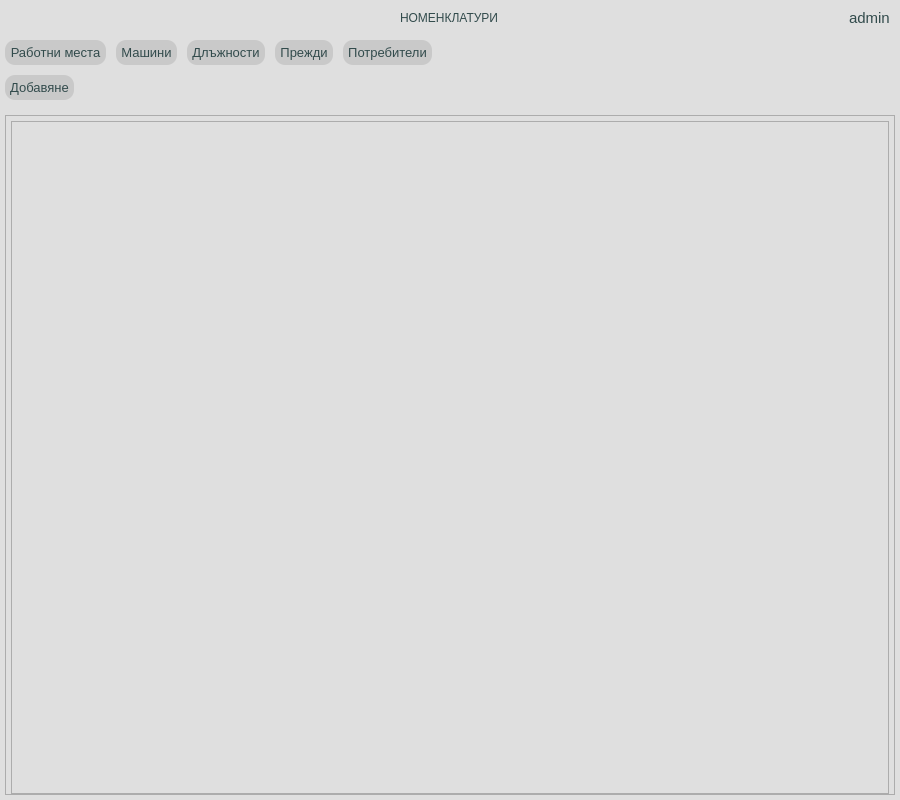
DevilPhp/WorkSalary.v01, file app/ui/widgets/customParametersWidget.ui: the form before one commit.
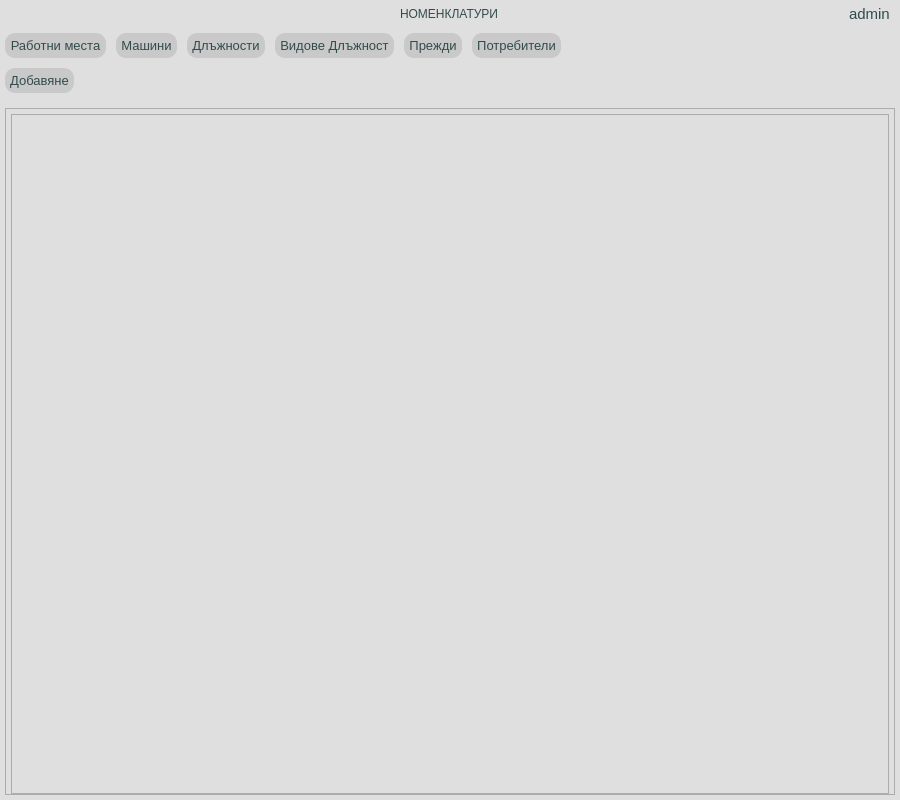
The form after the commit. Icons and pictures are not drawn.

```diff
--- a/app/ui/widgets/customParametersWidget.ui
+++ b/app/ui/widgets/customParametersWidget.ui
@@ -84,10 +84,16 @@
 	font: 700 13pt &quot;Segoe UI&quot;;
 }
 
-#userIcon, #newHolidayCalBtn {
+#userIcon, #logoutBtn{
 	background-color: #dfdfdf;
+	padding: 0px;
 }
 
+#logoutBtn:hover{
+	icon: url(:/icons/app/assets/icons/Log-Out--Streamline-Feather_#192626.svg);
+}
+
+
 #usernameLabel {
 	font-size: 11pt;
 }
@@ -324,6 +330,13 @@
                  </property>
                 </widget>
                </item>
+               <item>
+                <widget class="QPushButton" name="operTypesBtn">
+                 <property name="text">
+                  <string>Видове Длъжност</string>
+                 </property>
+                </widget>
+               </item>
                <item>
                 <widget class="QPushButton" name="yarnsBtn">
                  <property name="text">
@@ -368,7 +381,7 @@
         <x>0</x>
         <y>0</y>
         <width>888</width>
-        <height>663</height>
+        <height>673</height>
        </rect>
       </property>
       <layout class="QVBoxLayout" name="verticalLayout_12">
```
Left out of the diff: 19 changed lines with no effect on the pictures.
